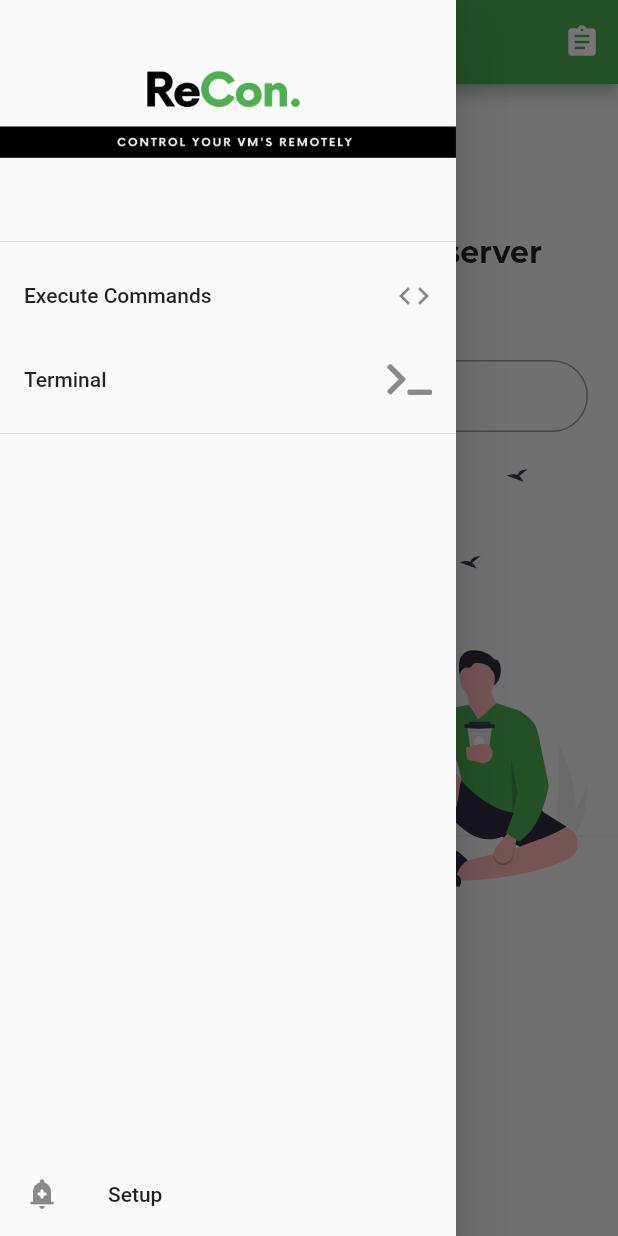
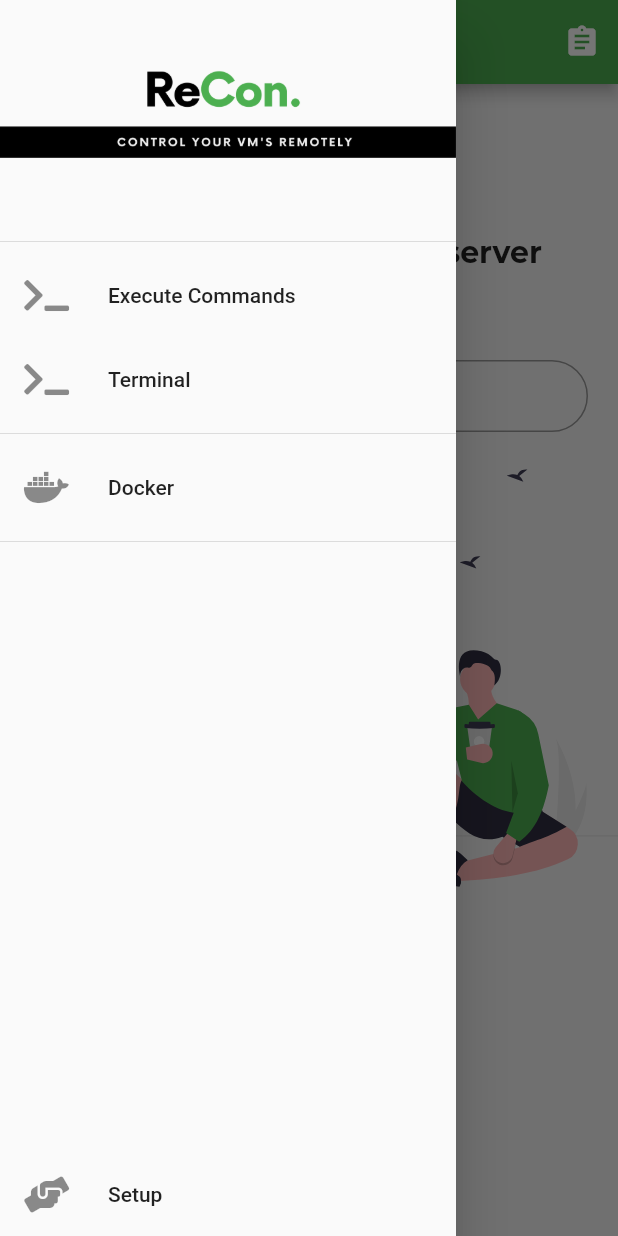
Before and after one commit to gauravmehta13/ReCon., a Flutter app: the Dashboard screen opened by its route, with the side drawer open, on a phone screen of 412 x 824 dp. Run offline on Flutter 3.47's test engine with Material 2 defaults, Android fonts, the phone set to English and light mode, and no system bars; our stand-ins replace firebase_auth, firebase_core, flutter_svg, fluttertoast, font_awesome_flutter, google_sign_in; accounts and stored records are empty; project files that could hold a hidden picture were left out.

Commit message:
minor fixes

```diff
--- a/lib/Drawer.dart
+++ b/lib/Drawer.dart
@@ -44,26 +44,35 @@
         ),
         ListTile(
             title: new Text("Execute Commands"),
-            trailing: new Icon(Icons.code),
+            leading: FaIcon(FontAwesomeIcons.terminal),
             onTap: () {
               Navigator.of(context).push(new MaterialPageRoute(
                   builder: (BuildContext context) => Dashboard()));
             }),
         new ListTile(
             title: new Text("Terminal"),
-            trailing: FaIcon(FontAwesomeIcons.terminal),
+            leading: FaIcon(FontAwesomeIcons.terminal),
             onTap: () {
               Navigator.of(context).pop();
               Navigator.of(context).push(new MaterialPageRoute(
                   builder: (BuildContext context) => Terminal()));
             }),
-        /*new ListTile(
-            title: new Text("Get Help"),
-            trailing: new Icon(Icons.help),
+        Divider(),
+        new ListTile(
+            title: new Text("Docker"),
+            leading: FaIcon(FontAwesomeIcons.docker),
             onTap: () {
               Navigator.of(context).pop();
               Navigator.of(context).push(new MaterialPageRoute(
-                  builder: (BuildContext context) => Help()));
+                  builder: (BuildContext context) => Docker()));
+            }),
+        /* new ListTile(
+            title: new Text("Kubernetes"),
+            leading: FaIcon(FontAwesomeIcons.docker),
+            onTap: () {
+              Navigator.of(context).pop();
+              Navigator.of(context).push(new MaterialPageRoute(
+                  builder: (BuildContext context) => Docker()));
             }),*/
         new Divider(),
         Expanded(
@@ -71,7 +80,7 @@
           alignment: Alignment.bottomCenter,
           child: ListTile(
               title: new Text("Setup"),
-              leading: new Icon(Icons.add_alert_rounded),
+              leading: FaIcon(FontAwesomeIcons.handsHelping),
               onTap: () {
                 launch(
                     'https://thesocialcomment.com/blog/Executing-Commands-on-Cloud-VM-s-Remotely-using-Recon-?pid=5f53803737add53a21ad536c');
--- a/lib/main.dart
+++ b/lib/main.dart
@@ -29,7 +29,7 @@
           primarySwatch: Colors.green,
           scaffoldBackgroundColor: Colors.white,
         ),
-        initialRoute: '/Terminal',
+        initialRoute: '/splash',
         routes: <String, WidgetBuilder>{
           '/splash': (BuildContext context) => splash(),
           '/login': (BuildContext context) => new LoginPage(),
```
Also changed, not shown: lib/Screens/Terminal.dart (+14 -7 lines).
